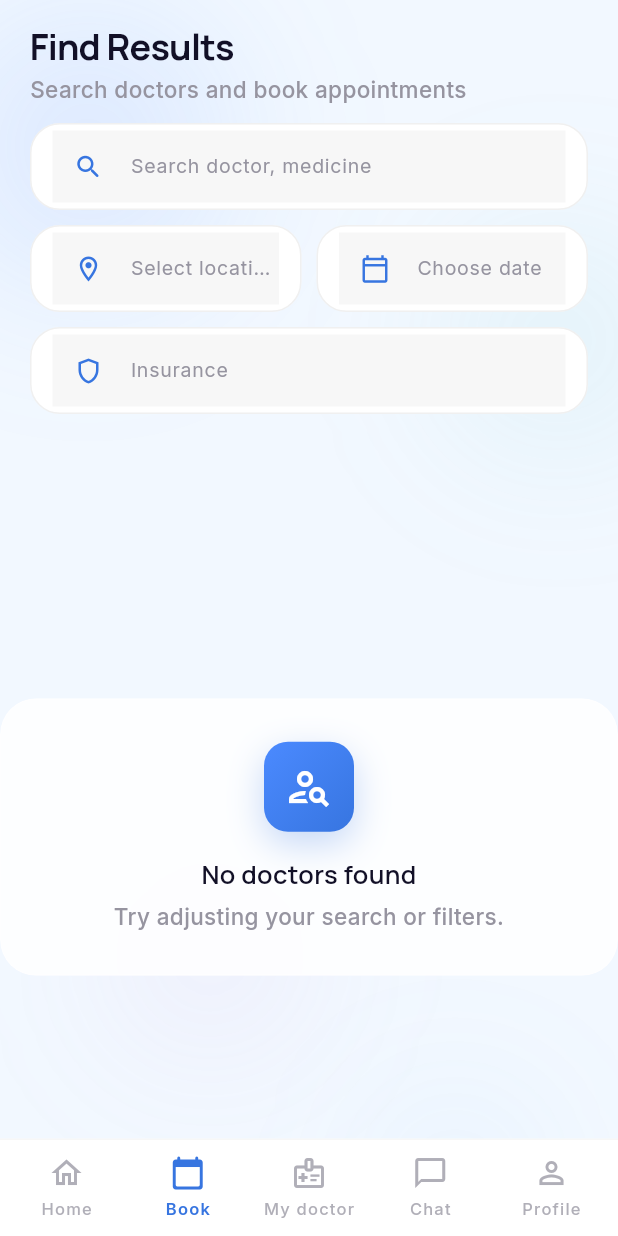
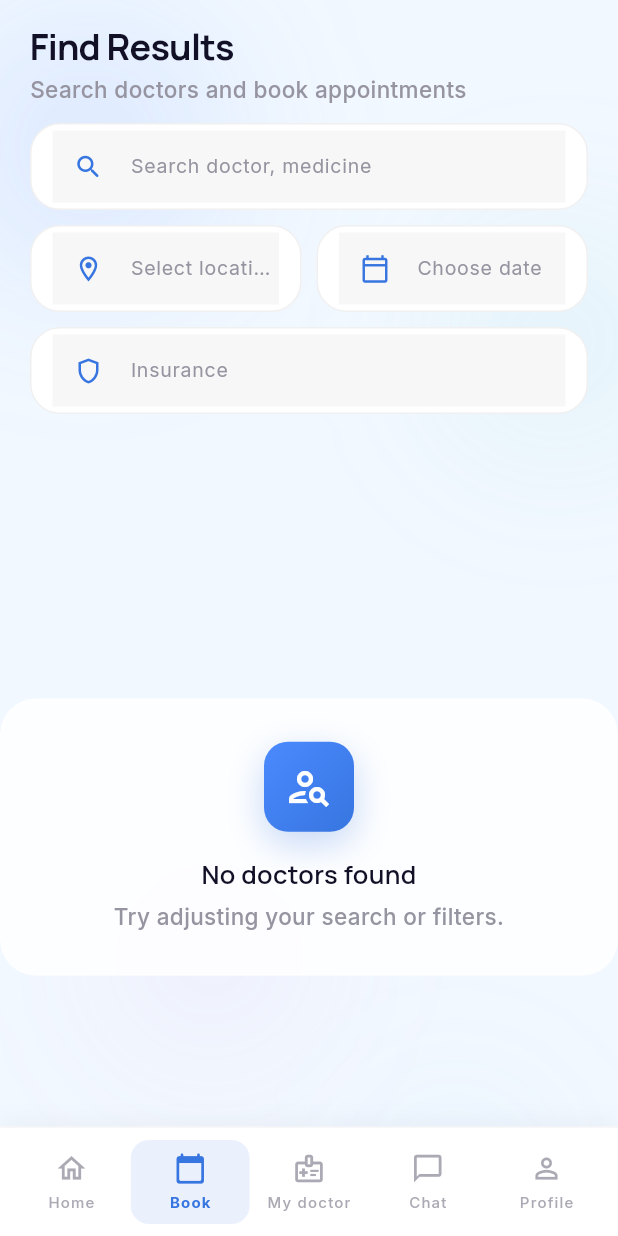
Before and after one commit to Harshgupta2902/healthcare, a Flutter app: the screen it shows once a user with an empty profile is signed in, item 2 of the bottom bar chosen, on a phone screen of 412 x 824 dp. Run offline on Flutter 3.47's test engine with Material 3 defaults, Android fonts, the phone set to English and light mode, and no system bars; our stand-ins replace cached_network_image, dio, equatable, flutter_animate, flutter_dotenv, flutter_riverpod and 7 more; accounts and stored records are empty.

Commit message:
feat(mobile): add role-based tab config and simplified bottom nav
Define separate client and professional tab sets and remove the shared consumer center-FAB bar.

Co-authored-by: Cursor <cursoragent@cursor.com>

```diff
--- a/mobile/lib/shared/widgets/glass_nav_bar.dart
+++ b/mobile/lib/shared/widgets/glass_nav_bar.dart
@@ -3,42 +3,59 @@ import 'package:flutter/material.dart';
 import '../../core/theme/app_colors.dart';
 import '../../core/theme/app_typography.dart';
 
-/// Bottom tab bar matching reference: Home · Book · My doctor · Chat · Profile.
+/// Bottom tab bar — scrollable when many tabs (matches web dashboard mobile nav).
 class GlassNavBar extends StatelessWidget {
   const GlassNavBar({
     super.key,
     required this.selectedIndex,
     required this.onSelected,
     required this.destinations,
+    this.scrollable = false,
   });
 
   final int selectedIndex;
   final ValueChanged<int> onSelected;
   final List<GlassNavDestination> destinations;
+  final bool scrollable;
 
   @override
   Widget build(BuildContext context) {
     final bottom = MediaQuery.paddingOf(context).bottom;
 
+    final items = [
+      for (var i = 0; i < destinations.length; i++)
+        _NavItem(
+          destination: destinations[i],
+          selected: i == selectedIndex,
+          onTap: () => onSelected(i),
+          compact: scrollable,
+        ),
+    ];
+
     return Container(
       decoration: BoxDecoration(
         color: Colors.white,
         border: Border(top: BorderSide(color: AppColors.outline.withValues(alpha: 0.25))),
-      ),
-      padding: EdgeInsets.fromLTRB(4, 6, 4, bottom + 6),
-      child: Row(
-        crossAxisAlignment: CrossAxisAlignment.end,
-        children: [
-          for (var i = 0; i < destinations.length; i++)
-            Expanded(
-              child: _NavItem(
-                destination: destinations[i],
-                selected: i == selectedIndex,
-                onTap: () => onSelected(i),
-              ),
-            ),
+        boxShadow: [
+          BoxShadow(
+            color: AppColors.onSurface.withValues(alpha: 0.04),
+            blurRadius: 12,
+            offset: const Offset(0, -4),
+          ),
         ],
       ),
+      padding: EdgeInsets.fromLTRB(8, 8, 8, bottom + 8),
+      child: scrollable
+          ? SingleChildScrollView(
+              scrollDirection: Axis.horizontal,
+              child: Row(children: items),
+            )
+          : Row(
+              crossAxisAlignment: CrossAxisAlignment.end,
+              children: [
+                for (var i = 0; i < items.length; i++) Expanded(child: items[i]),
+              ],
+            ),
     );
   }
 }
@@ -48,14 +65,11 @@ class GlassNavDestination {
     required this.label,
     required this.icon,
     required this.selectedIcon,
-    this.centerFab = false,
   });
 
   final String label;
   final IconData icon;
   final IconData selectedIcon;
-  /// Center tab (My doctor) — blue circle that rises above the bar when active.
-  final bool centerFab;
 }
 
 class _NavItem extends StatelessWidget {
@@ -63,70 +77,49 @@ class _NavItem extends StatelessWidget {
     required this.destination,
     required this.selected,
     required this.onTap,
+    this.compact = false,
   });
 
   final GlassNavDestination destination;
   final bool selected;
   final VoidCallback onTap;
+  final bool compact;
 
   @override
   Widget build(BuildContext context) {
     final activeColor = AppColors.brand;
-    final inactiveColor = AppColors.onSurfaceVariant.withValues(alpha: 0.75);
+    final inactiveColor = AppColors.onSurfaceVariant.withValues(alpha: 0.8);
     final color = selected ? activeColor : inactiveColor;
-
-    Widget iconChild;
-    if (destination.centerFab && selected) {
-      iconChild = Transform.translate(
-        offset: const Offset(0, -10),
-        child: Container(
-          width: 52,
-          height: 52,
-          decoration: BoxDecoration(
-            color: activeColor,
-            shape: BoxShape.circle,
-            boxShadow: [
-              BoxShadow(
-                color: activeColor.withValues(alpha: 0.35),
-                blurRadius: 12,
-                offset: const Offset(0, 4),
-              ),
-            ],
-          ),
-          child: Icon(destination.selectedIcon, size: 26, color: Colors.white),
-        ),
-      );
-    } else {
-      iconChild = Icon(
-        selected ? destination.selectedIcon : destination.icon,
-        size: 24,
-        color: color,
-      );
-    }
 
     return Material(
       color: Colors.transparent,
       child: InkWell(
         onTap: onTap,
         borderRadius: BorderRadius.circular(12),
-        child: Padding(
-          padding: EdgeInsets.only(
-            top: destination.centerFab && selected ? 0 : 4,
-            bottom: 4,
+        child: Container(
+          constraints: BoxConstraints(minWidth: compact ? 72 : 0),
+          padding: EdgeInsets.symmetric(horizontal: compact ? 12 : 4, vertical: 8),
+          decoration: BoxDecoration(
+            color: selected ? AppColors.brand.withValues(alpha: 0.1) : Colors.transparent,
+            borderRadius: BorderRadius.circular(12),
           ),
           child: Column(
             mainAxisSize: MainAxisSize.min,
             children: [
-              iconChild,
-              SizedBox(height: destination.centerFab && selected ? 2 : 4),
+              Icon(
+                selected ? destination.selectedIcon : destination.icon,
+                size: 22,
+                color: color,
+              ),
+              const SizedBox(height: 4),
               Text(
                 destination.label,
                 maxLines: 1,
                 overflow: TextOverflow.ellipsis,
                 style: AppTypography.fieldLabel.copyWith(
-                  fontSize: 11,
+                  fontSize: 10,
                   color: color,
-                  fontWeight: selected ? FontWeight.w600 : FontWeight.w500,
+                  fontWeight: selected ? FontWeight.w700 : FontWeight.w500,
                 ),
               ),
             ],
```
Also changed, not shown: mobile/lib/features/dashboard/role_dashboard_config.dart (added, +51 -0 lines).
